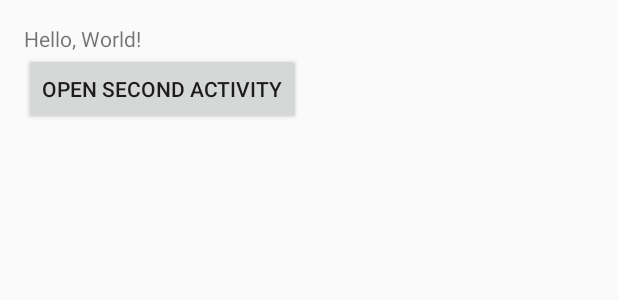
After one commit to retail-oukaku/AndroidTestDemo, an Android app built with Jetpack Compose: the layout activity_main.xml on its own in the app's theme, with its tools: preview values and no code run, on a phone screen of 412 x 824 dp. The commit adds this screen. Shown: the top 300 px of the screen. Run offline under Robolectric (Android 15) with nearby library versions, the phone set to English and light mode, and no system bars.

Commit message:
XMLファイルを追加 次画面に遷移機能を追加

```diff
--- /dev/null
+++ b/app/src/main/res/layout/activity_main.xml
@@ -0,0 +1,21 @@
+<?xml version="1.0" encoding="utf-8"?>
+<LinearLayout xmlns:android="http://schemas.android.com/apk/res/android"
+    android:layout_width="match_parent"
+    android:layout_height="match_parent"
+    android:orientation="vertical"
+    android:padding="16dp">
+    <!-- 一个 TextView 显示文本 -->
+    <TextView
+        android:id="@+id/textView"
+        android:layout_width="wrap_content"
+        android:layout_height="wrap_content"
+        android:text="Hello, World!" />
+
+    <!-- 一个 Button 按钮，点击后跳转到第二个页面 -->
+    <Button
+        android:id="@+id/button"
+        android:layout_width="wrap_content"
+        android:layout_height="wrap_content"
+        android:text="Open Second Activity"
+        android:onClick="openSecondActivity" />
+</LinearLayout>
--- /dev/null
+++ b/app/src/main/res/layout/activity_second.xml
@@ -0,0 +1,6 @@
+<?xml version="1.0" encoding="utf-8"?>
+<LinearLayout xmlns:android="http://schemas.android.com/apk/res/android"
+    android:layout_width="match_parent"
+    android:layout_height="match_parent">
+
+</LinearLayout>
```
Also changed, not shown: app/src/main/java/com/example/myapplication/MainActivity.kt (+14 -14 lines).
